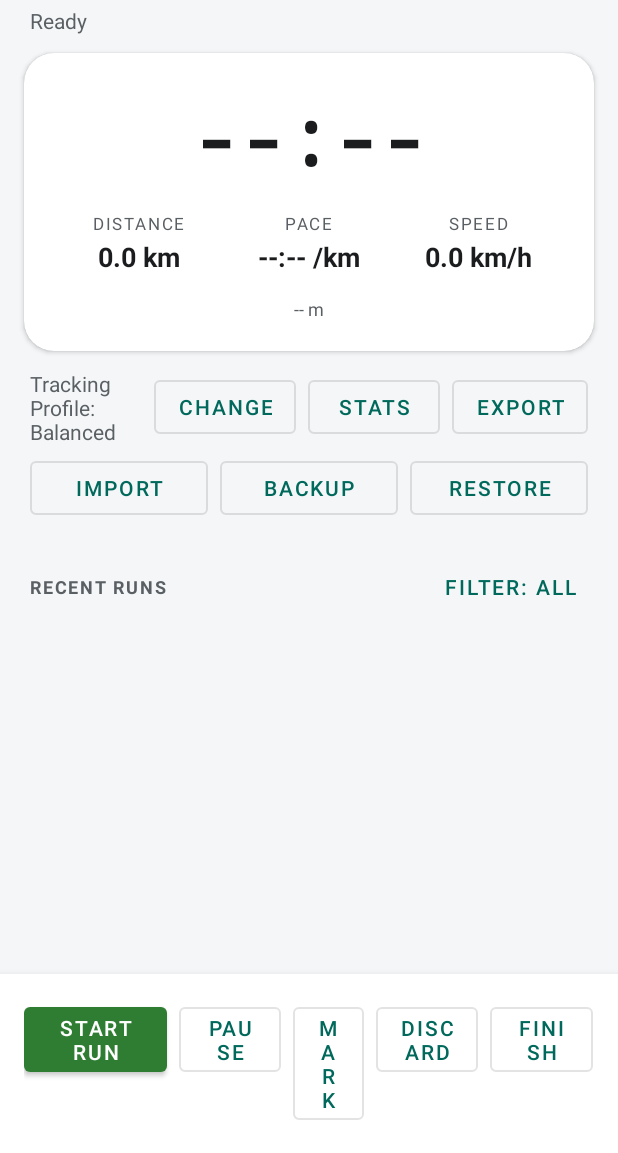
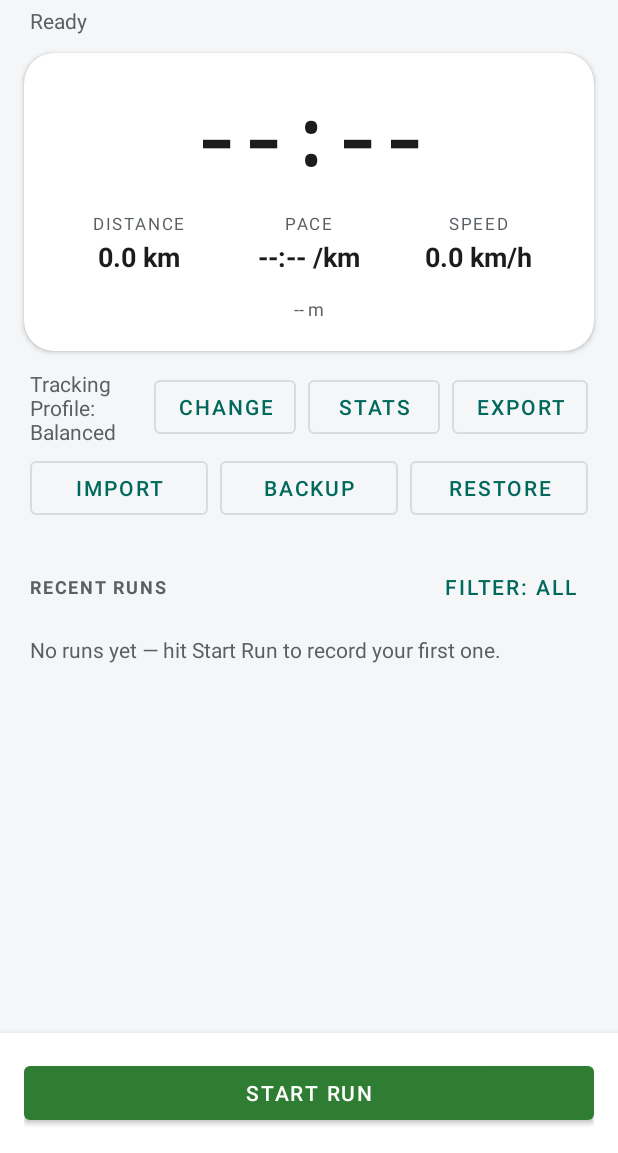
Before and after one commit to i3iorn/personal_running_tracker, an Android app: the screen it shows after launch (MainActivity), on a phone screen of 412 x 824 dp, the part 83-1236 px from its top. Run offline under Robolectric (Android 15) with nearby library versions, the phone set to English and light mode, and no system bars; our stand-ins replace Room's generated code; 4 statements that could not run were skipped.

Commit message:
UI/UX pass inspired by Strava/NRC/Runkeeper: contextual bottom bar (big Start idle, Pause/Mark/Discard/Finish running, Resume paused), config grid hidden during runs, Strava-style name-your-run save sheet, history empty states

```diff
--- a/app/src/main/java/dev/schrammel/personal_running_tracker/MainActivity.kt
+++ b/app/src/main/java/dev/schrammel/personal_running_tracker/MainActivity.kt
@@ -48,17 +48,47 @@ class MainActivity : ComponentActivity() {
     private val uiTicker = object : Runnable {
         override fun run() {
             val svc = trackingService
+            updateControlBar(svc)
             if (svc != null && svc.isRunningFlag()) {
+                updateRunMetrics(svc)
+            } else {
+                restoreIdleMetrics()
+            }
+            uiHandler.postDelayed(this, 1000L)
+        }
+    }
+
+    /** Contextual bottom bar (Strava/NRC style): idle shows only the big Start;
+     *  running shows Pause/Mark/Discard/Finish; paused swaps Pause→Resume and
+     *  hides the config grid. */
+    private fun updateControlBar(svc: TrackingService?) {
+        val running = svc?.isRunningFlag() == true
+        val paused = svc?.isPausedFlag() == true
+        val prefs = TrackingPreferences(this@MainActivity)
+        binding.root.keepScreenOn = running && prefs.screenOnEnabled
+        binding.startButton.visibility = if (running) View.GONE else View.VISIBLE
+        binding.pauseButton.visibility = if (running) View.VISIBLE else View.GONE
+        binding.pauseButton.text = if (paused) "Resume" else "Pause"
+        binding.markButton.visibility = if (running && !paused) View.VISIBLE else View.GONE
+        binding.discardButton.visibility = if (running) View.VISIBLE else View.GONE
+        binding.finishButton.visibility = if (running) View.VISIBLE else View.GONE
+        // Config surfaces are idle-only (declutter while running)
+        val configVisible = if (running) View.GONE else View.VISIBLE
+        binding.profileRow.visibility = configVisible
+        binding.dataRow.visibility = configVisible
+        binding.exportButton.visibility = configVisible
+        binding.profileText.visibility = configVisible
+        binding.statsButton.visibility = configVisible
+    }
+
+    private fun updateRunMetrics(svc: TrackingService) {
         val prefs = TrackingPreferences(this@MainActivity)
         val units = dev.schrammel.personal_running_tracker.domain.units.Units
-                // Screen-on preference only applies while a run is active
-                binding.root.keepScreenOn = prefs.screenOnEnabled
         val elapsed = svc.currentElapsedMs()
         binding.elapsedText.text = formatElapsed(elapsed)
-                val distanceText = String.format(
+        binding.distanceText.text = String.format(
             "%.2f %s", units.distance(svc.currentDistanceMeters(), prefs.distanceUnit),
             units.distanceLabel(prefs.distanceUnit))
-                binding.distanceText.text = distanceText
         val accuracy = svc.currentAccuracyMeters()
         val speed = svc.currentSmoothedSpeedMps()
         // Confidence gate: hide instantaneous pace when GPS quality is poor
@@ -89,16 +119,15 @@ class MainActivity : ComponentActivity() {
             state?.let { append(" • $it") }
             rate?.let { append(" • −$it%/h") }
         }
-            } else {
+    }
+
+    private fun restoreIdleMetrics() {
         binding.labelPace.visibility = View.VISIBLE
         binding.labelSpeed.visibility = View.VISIBLE
         binding.labelDistance.visibility = View.VISIBLE
         binding.paceText.visibility = View.VISIBLE
         binding.speedText.visibility = View.VISIBLE
         binding.accuracyText.visibility = View.VISIBLE
-            }
-            uiHandler.postDelayed(this, 1000L)
-        }
     }
 
     private val serviceConnection = object : ServiceConnection {
@@ -351,6 +380,12 @@ class MainActivity : ComponentActivity() {
             filterDays == null ||
                 run.startTimestamp >= System.currentTimeMillis() - filterDays!! * 86_400_000L
         }
+        // Empty state (Strava-style): guide a first-time user or explain the filter
+        binding.emptyHistoryText.visibility =
+            if (displayedRuns.isEmpty()) View.VISIBLE else View.GONE
+        binding.emptyHistoryText.text = if (allRunsCache.isEmpty())
+            "No runs yet — hit Start Run to record your first one."
+        else "No runs in this period."
         val fmt = java.text.SimpleDateFormat("MMM d HH:mm", java.util.Locale.US)
         historyAdapter.setRows(displayedRuns.map { run ->
             val name = run.notes.lineSequence().firstOrNull { it.isNotBlank() }?.take(30)
@@ -434,10 +469,11 @@ class MainActivity : ComponentActivity() {
     }
 
     private fun pauseRun() {
-        startService(Intent(this, TrackingService::class.java).apply {
-            action = TrackingService.ACTION_PAUSE_RUN
-        })
-        binding.statusText.text = "Paused"
+        val svc = trackingService
+        val action = if (svc?.isPausedFlag() == true) TrackingService.ACTION_RESUME_RUN
+        else TrackingService.ACTION_PAUSE_RUN
+        startService(Intent(this, TrackingService::class.java).apply { this.action = action })
+        binding.statusText.text = if (action == TrackingService.ACTION_RESUME_RUN) "Resumed" else "Paused"
     }
 
     private fun finishRun() {
@@ -507,7 +543,7 @@ class MainActivity : ComponentActivity() {
         val prefs = TrackingPreferences(this)
         val units = dev.schrammel.personal_running_tracker.domain.units.Units
         val name = run.notes.lineSequence().firstOrNull { it.isNotBlank() }?.take(40) ?: "Run Summary"
-        val text = buildString {
+        val metricsText = buildString {
             append("Distance: %.2f %s\n".format(
                 units.distance(run.distanceMeters, prefs.distanceUnit),
                 units.distanceLabel(prefs.distanceUnit)))
@@ -542,10 +578,38 @@ class MainActivity : ComponentActivity() {
                     diag.accuracyRating?.toString() ?: "?"))
             }
         }
+        // Strava-style save sheet: metrics + editable run name
+        val container = android.widget.LinearLayout(this).apply {
+            orientation = android.widget.LinearLayout.VERTICAL
+            setPadding(56, 24, 56, 0)
+        }
+        container.addView(TextView(this@MainActivity).apply {
+            text = metricsText
+            textSize = 14f
+            setPadding(0, 0, 0, 16)
+        })
+        val defaultName = java.text.SimpleDateFormat("EEE MMM d", java.util.Locale.US)
+            .format(java.util.Date(run.startTimestamp)) + " run"
+        val nameInput = android.widget.EditText(this@MainActivity).apply {
+            hint = "Run name"
+            setText(defaultName)
+            setSelection(defaultName.length)
+        }
+        container.addView(nameInput)
         androidx.appcompat.app.AlertDialog.Builder(this)
-            .setTitle(name)
-            .setMessage(text)
-            .setPositiveButton("Save", null)
+            .setTitle("Save run")
+            .setView(container)
+            .setPositiveButton("Save") { _, _ ->
+                // Name-your-run flow (Strava-style): the name becomes the run's
+                // title in the history list; originals are untouched.
+                val typed = nameInput.text.toString().trim()
+                if (typed.isNotEmpty()) {
+                    lifecycleScope.launch(Dispatchers.IO) {
+                        repository.updateRun(run.copy(notes = typed, modifiedAt = System.currentTimeMillis()))
+                    }
+                }
+            }
+            .setNegativeButton("Close", null)
             .show()
     }
 }
--- a/app/src/main/java/dev/schrammel/personal_running_tracker/tracking/TrackingService.kt
+++ b/app/src/main/java/dev/schrammel/personal_running_tracker/tracking/TrackingService.kt
@@ -89,6 +89,7 @@ class TrackingService : Service(), SensorAdapter.Callback {
 
     // Public API for MainActivity to query live state
     fun isRunningFlag(): Boolean = isRunning
+    fun isPausedFlag(): Boolean = isPaused
     fun currentElapsedMs(): Long = accumElapsedMs + (if (isPaused) 0L else System.currentTimeMillis() - segmentStartMs)
     fun currentDistanceMeters(): Double = currentDistanceMeters
     fun currentAccuracyMeters(): Float? = lastAccuracyMeters
--- a/app/src/main/res/layout/activity_main.xml
+++ b/app/src/main/res/layout/activity_main.xml
@@ -162,6 +162,7 @@
     </com.google.android.material.card.MaterialCardView>
 
     <LinearLayout
+        android:id="@+id/profileRow"
         android:layout_width="match_parent"
         android:layout_height="wrap_content"
         android:orientation="horizontal"
@@ -204,6 +205,7 @@
     </LinearLayout>
 
     <LinearLayout
+        android:id="@+id/dataRow"
         android:layout_width="match_parent"
         android:layout_height="wrap_content"
         android:orientation="horizontal"
@@ -266,6 +268,18 @@
             android:minWidth="0dp"
             android:text="Filter: All" />
     </LinearLayout>
+
+    <TextView
+        android:id="@+id/emptyHistoryText"
+        android:layout_width="match_parent"
+        android:layout_height="wrap_content"
+        android:layout_marginStart="20dp"
+        android:layout_marginEnd="20dp"
+        android:layout_marginTop="8dp"
+        android:text="No runs yet — hit Start Run to record your first one."
+        android:textColor="@color/rt_on_surface_variant"
+        android:textSize="14sp"
+        android:visibility="gone" />
 
     <ListView
         android:id="@+id/runHistoryList"
```
Lines whose indentation alone changed are shown as unchanged.
